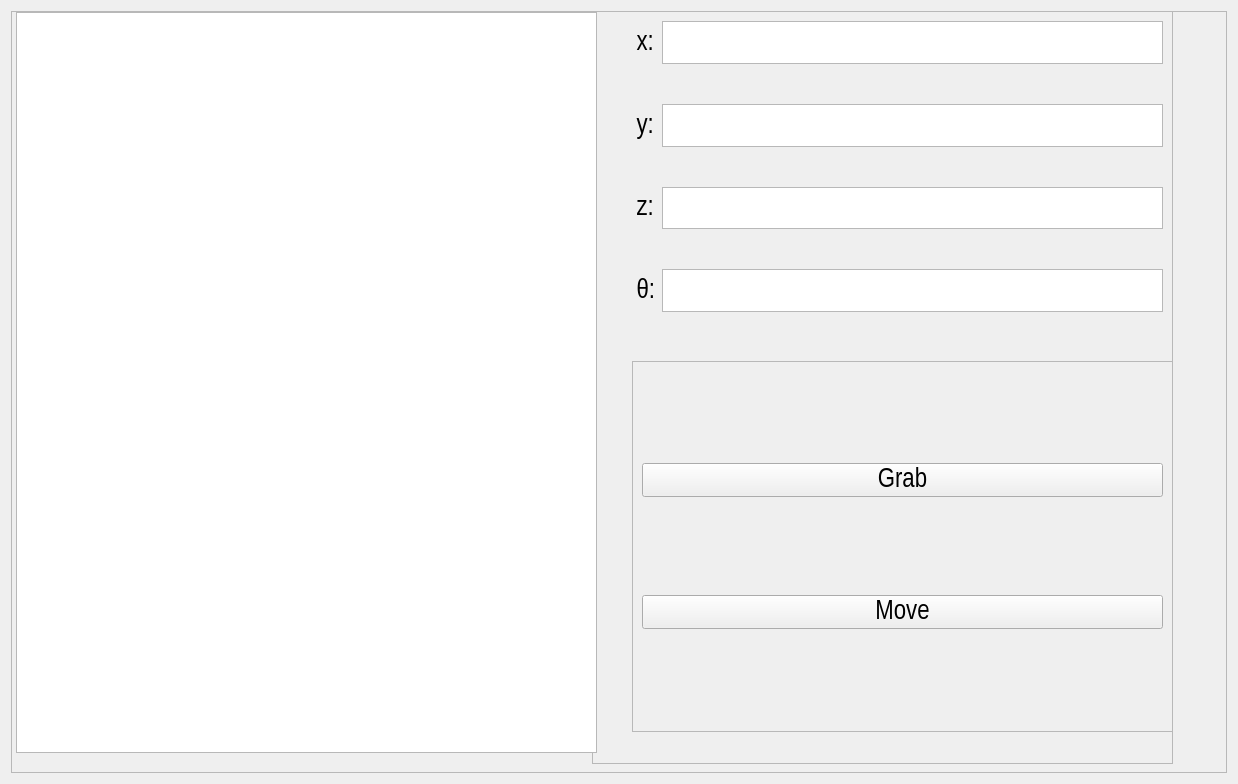
Above: view3.ui from astra-mt/khonsu before the change. Below: the same form after it.
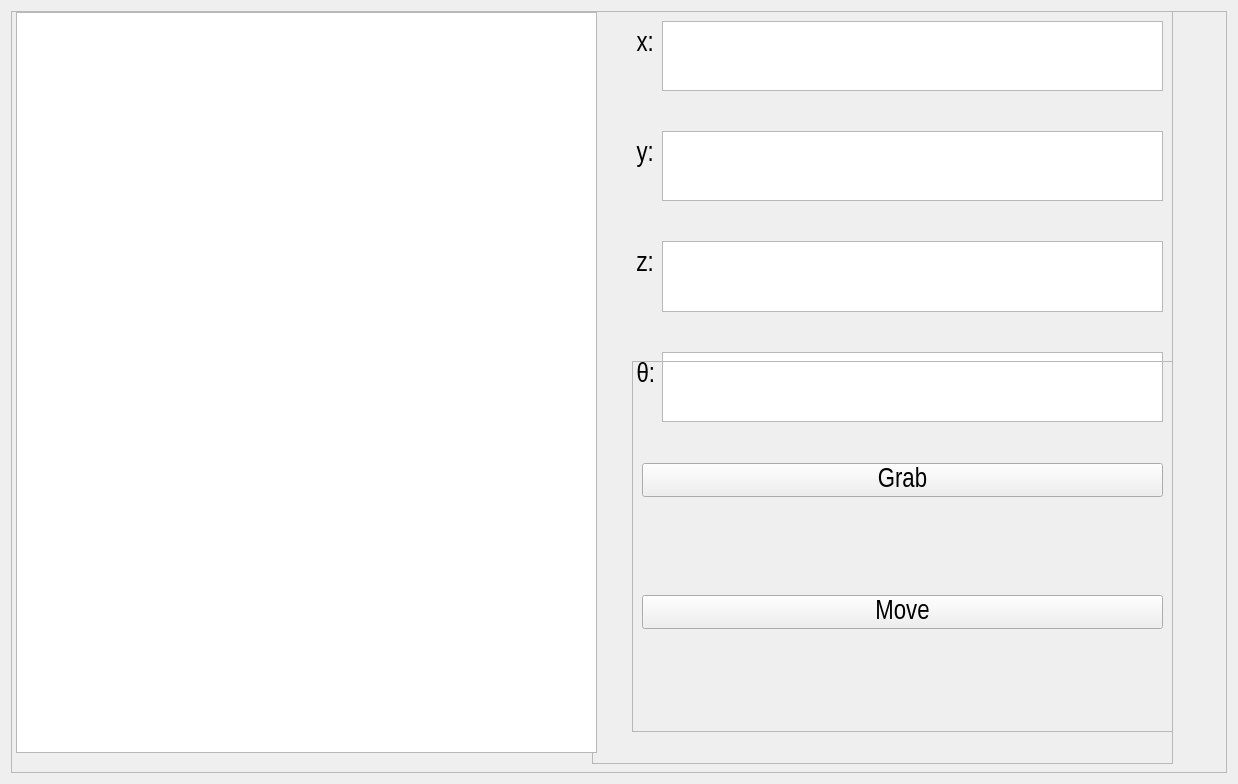
That is the form after the change.

Diff of the .ui file:
```diff
--- a/view3.ui
+++ b/view3.ui
@@ -49,7 +49,7 @@
          <x>20</x>
          <y>20</y>
          <width>551</width>
-         <height>301</height>
+         <height>411</height>
         </rect>
        </property>
        <layout class="QFormLayout" name="formLayout">
```
Left out of the diff: 4 changed lines with no effect on the pictures.
